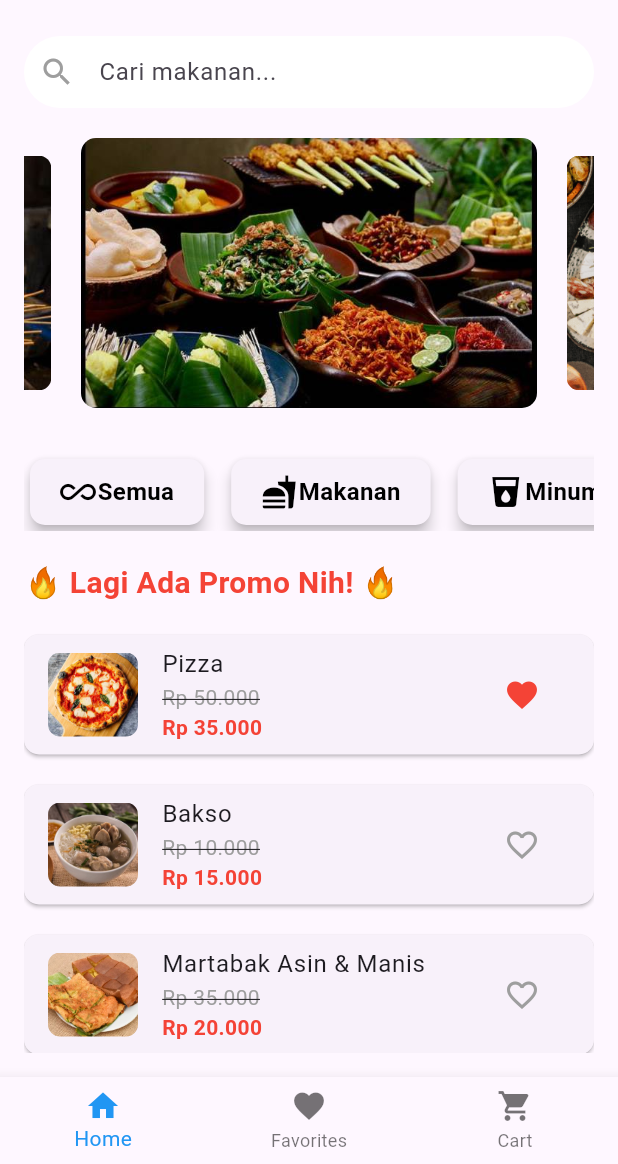
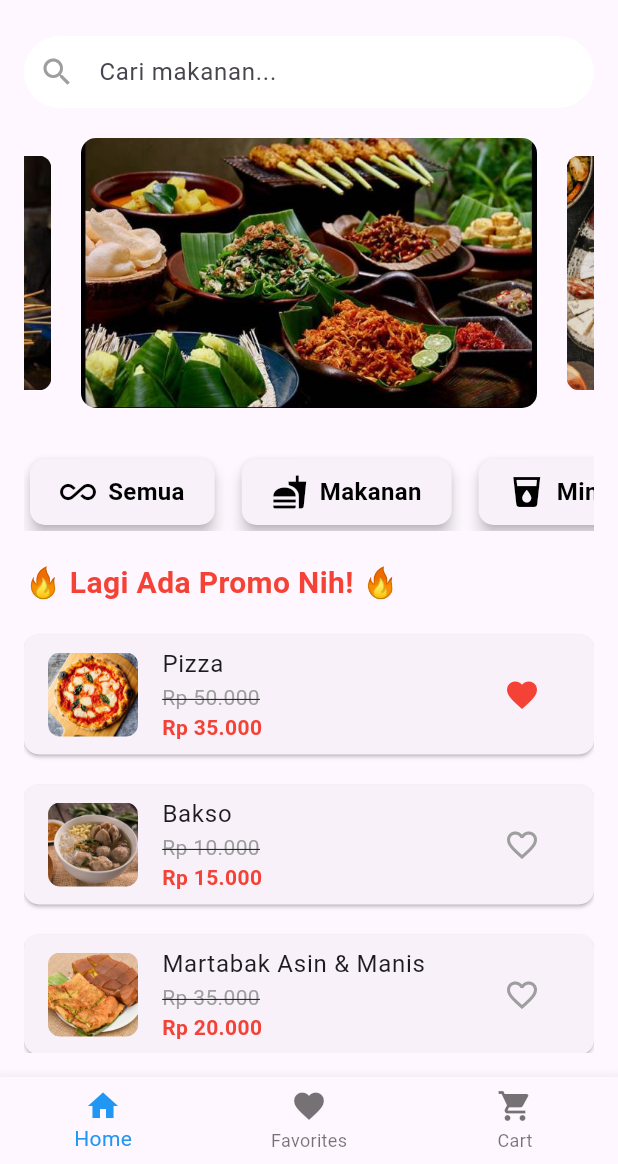
Before and after one commit to FazhariRizkyy/UTS-MOBILE-FLUTTER, a Flutter app: the screen it shows after launch, after a tap on the "favorite outline" icon, on a phone screen of 412 x 824 dp, the part 72-1236 px from its top. Run offline on Flutter 3.47's test engine with Material 3 defaults, Android fonts, the phone set to English and light mode, and no system bars; drawn by our look-alikes of carousel_slider; our stand-ins replace lottie.

Commit message:
Rubah dikit

```diff
--- a/lib/home_screen.dart
+++ b/lib/home_screen.dart
@@ -249,7 +249,7 @@ class _MyHomePageState extends State<MyHomePage> {
                         mainAxisSize: MainAxisSize.min,
                         children: [
                           Icon(category["icon"], color: const Color.fromARGB(255, 0, 0, 0)),
-                          SizedBox(width: 1),
+                          SizedBox(width: 8),
                           Text(
                             category["name"],
                             style: TextStyle(
--- a/lib/splash_screen.dart
+++ b/lib/splash_screen.dart
@@ -25,7 +25,7 @@ class _SplashScreenState extends State<SplashScreen> {
   @override
   Widget build(BuildContext context) {
     return Scaffold(
-      backgroundColor: Colors.orange,
+      backgroundColor: const Color.fromARGB(255, 58, 218, 26),
       body: Center(
         child: Column(
           mainAxisAlignment: MainAxisAlignment.center,
```
